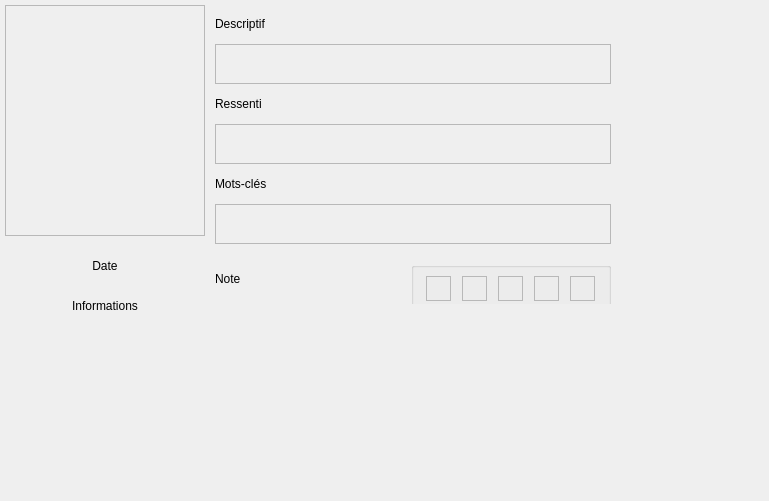
Before: the Qt Designer form photoCard.ui in baptistegasser/Bibliotheque_Photo, drawn with Qt 5.
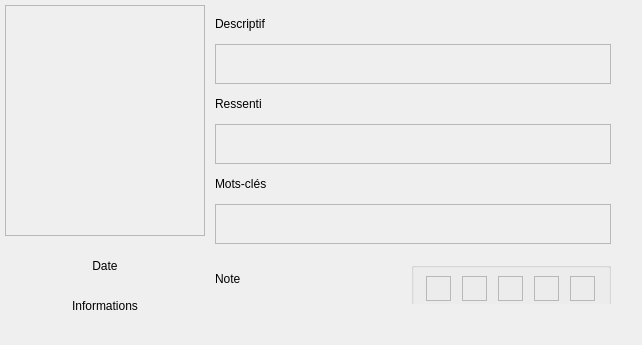
After: the same form once the commit is applied. Icons and pictures are not drawn.

Commit message: Ajout StyleSheet to Main

```diff
--- a/photoCard.ui
+++ b/photoCard.ui
@@ -6,13 +6,16 @@
    <rect>
     <x>0</x>
     <y>0</y>
-    <width>769</width>
-    <height>501</height>
+    <width>642</width>
+    <height>345</height>
    </rect>
   </property>
   <property name="windowTitle">
    <string>Form</string>
   </property>
+  <property name="styleSheet">
+   <string notr="true">@import url(:/css/style.css);</string>
+  </property>
   <widget class="QWidget" name="horizontalLayoutWidget">
    <property name="geometry">
     <rect>
```
Left out of the diff: 17 changed lines with no effect on the pictures. The commit also changes 2 other files.
